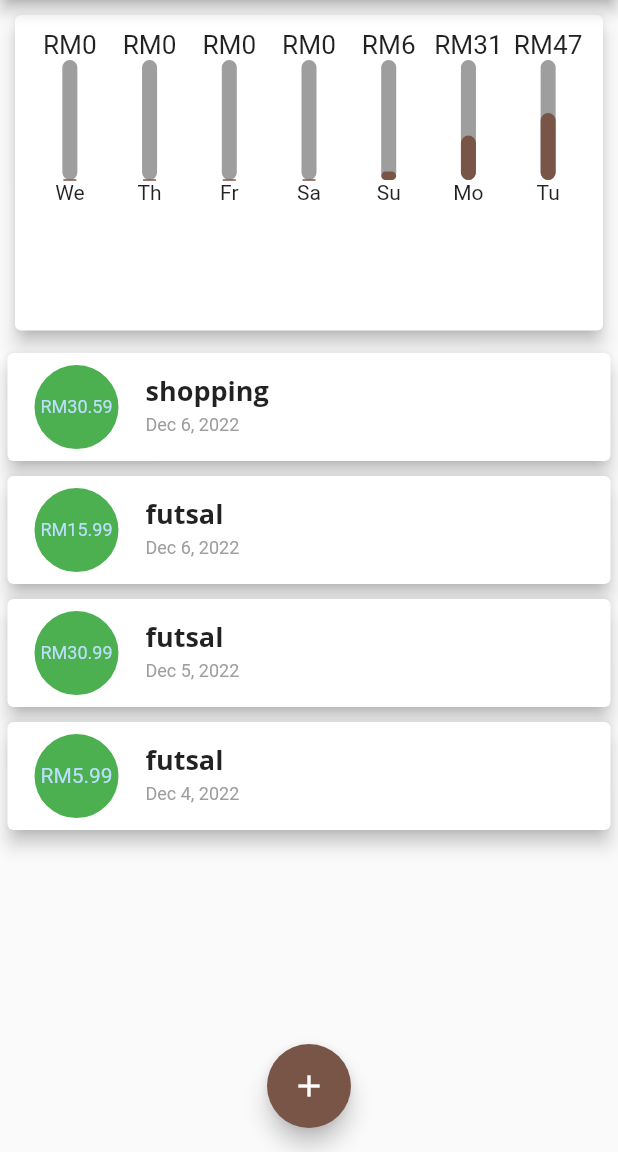
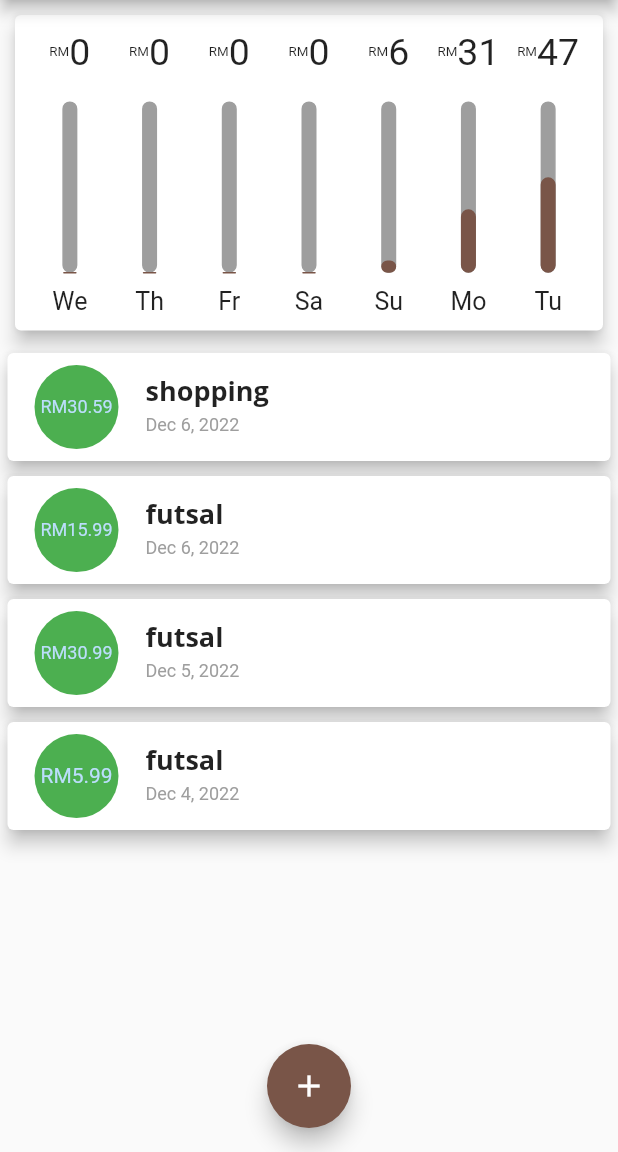
Before and after one commit to dondonjedd/personal_expenses, a Flutter app: the screen it shows after launch, on a phone screen of 412 x 824 dp, the part 84-1236 px from its top. Run offline on Flutter 3.47's test engine with Material 2 defaults, Android fonts, the phone set to English and light mode, and no system bars; drawn by our look-alikes of flutter_slidable.

Commit message:
change size of currency text

```diff
--- a/lib/widgets/chartBar.dart
+++ b/lib/widgets/chartBar.dart
@@ -6,15 +6,29 @@ class ChartBar extends StatelessWidget {
 
   @override
   Widget build(BuildContext context) {
+    return LayoutBuilder(builder: (context, constraints) {
       return Column(
         children: [
           SizedBox(
-          height: 20,
+            height: constraints.maxHeight * 0.15,
+            child: Row(
+              mainAxisAlignment: MainAxisAlignment.center,
+              crossAxisAlignment: CrossAxisAlignment.stretch,
+              children: [
+                const Flexible(flex: 1, child: FittedBox(child: Text("RM"))),
+                Flexible(
+                  flex: 3,
                   child: FittedBox(
-              child: Text("RM${(tx["amount"] as double).toStringAsFixed(0)}")),
+                      child: Text((tx["amount"] as double).toStringAsFixed(0))),
+                ),
+              ],
+            ),
           ),
           SizedBox(
-          height: 80,
+            height: constraints.maxHeight * 0.1,
+          ),
+          SizedBox(
+            height: constraints.maxHeight * 0.6,
             width: 10,
             child: Stack(
               children: [
@@ -42,8 +56,14 @@ class ChartBar extends StatelessWidget {
               ],
             ),
           ),
-        Text(tx["day"] as String),
+          SizedBox(
+            height: constraints.maxHeight * 0.05,
+          ),
+          SizedBox(
+              height: constraints.maxHeight * 0.1,
+              child: FittedBox(child: Text(tx["day"] as String))),
         ],
       );
+    });
   }
 }
```
Lines whose indentation alone changed are shown as unchanged.
